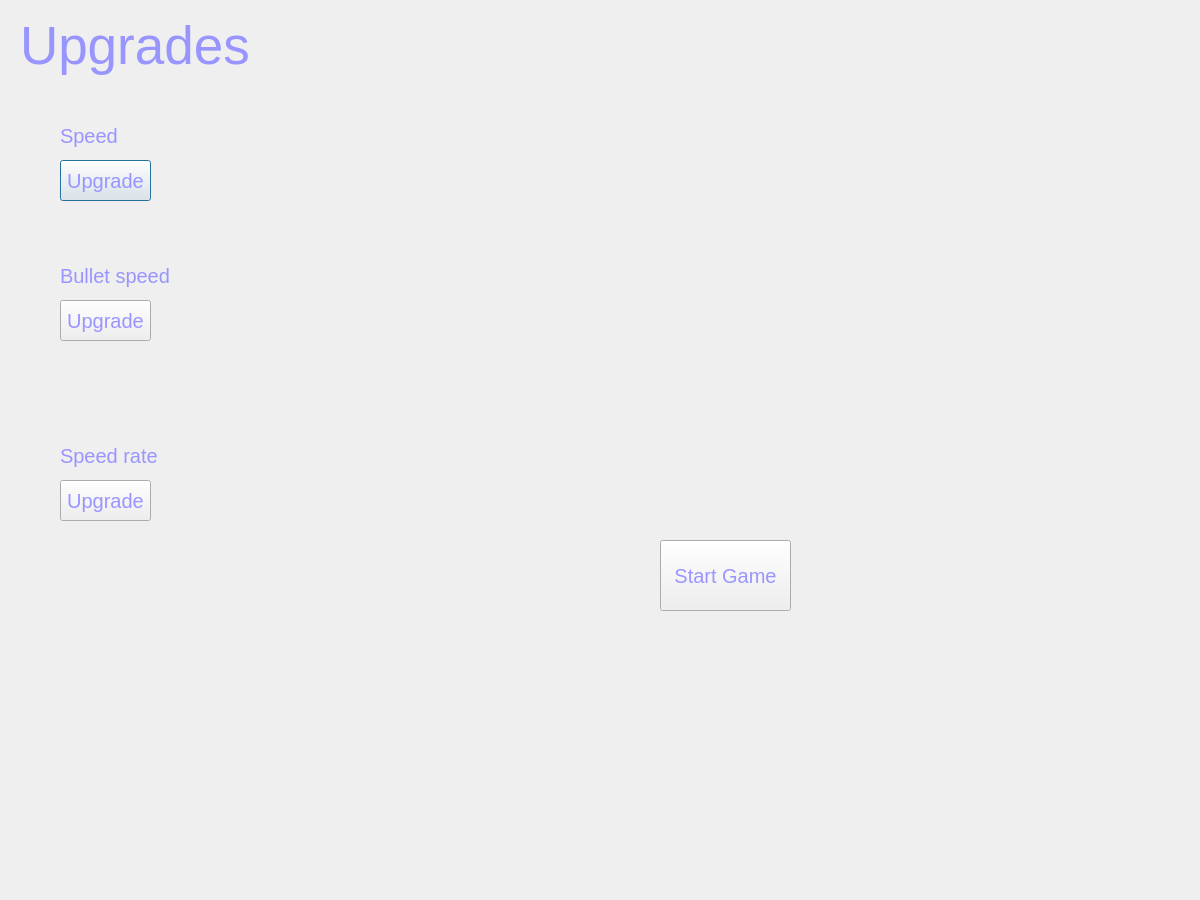
Qt form launcher.ui (MCTH2065/Warriors_Of_The_Galaxy) before a commit.
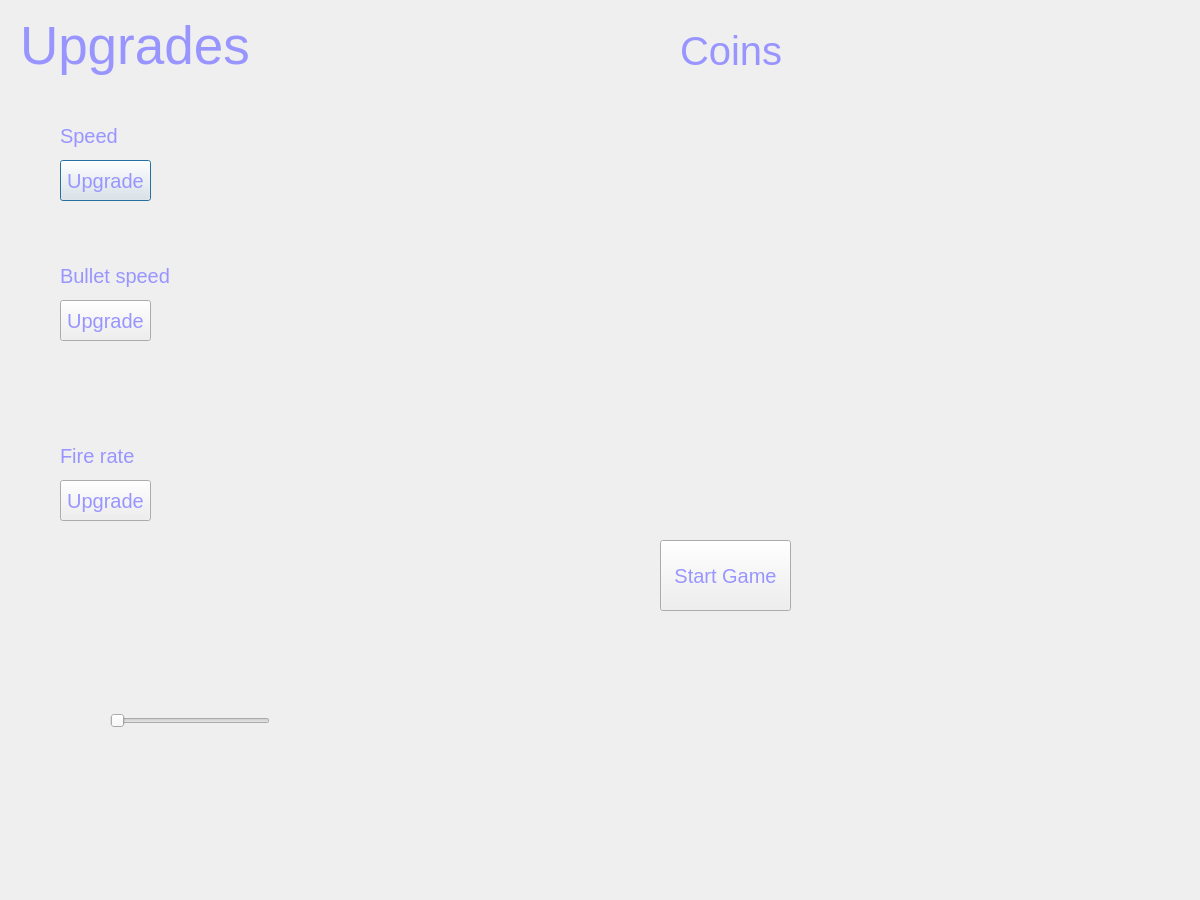
The same form after that commit.

Commit message: endless launcher + global money

```diff
--- a/launcher.ui
+++ b/launcher.ui
@@ -175,7 +175,51 @@
     </rect>
    </property>
    <property name="text">
-    <string>Speed rate</string>
+    <string>Fire rate</string>
+   </property>
+  </widget>
+  <widget class="QSlider" name="setlevel">
+   <property name="geometry">
+    <rect>
+     <x>110</x>
+     <y>710</y>
+     <width>160</width>
+     <height>22</height>
+    </rect>
+   </property>
+   <property name="orientation">
+    <enum>Qt::Horizontal</enum>
+   </property>
+  </widget>
+  <widget class="QLabel" name="level">
+   <property name="geometry">
+    <rect>
+     <x>120</x>
+     <y>650</y>
+     <width>231</width>
+     <height>21</height>
+    </rect>
+   </property>
+   <property name="text">
+    <string/>
+   </property>
+  </widget>
+  <widget class="QLabel" name="coins">
+   <property name="geometry">
+    <rect>
+     <x>680</x>
+     <y>20</y>
+     <width>221</width>
+     <height>61</height>
+    </rect>
+   </property>
+   <property name="font">
+    <font>
+     <pointsize>30</pointsize>
+    </font>
+   </property>
+   <property name="text">
+    <string>Coins</string>
    </property>
   </widget>
  </widget>
```
The commit also changes 4 other files.
